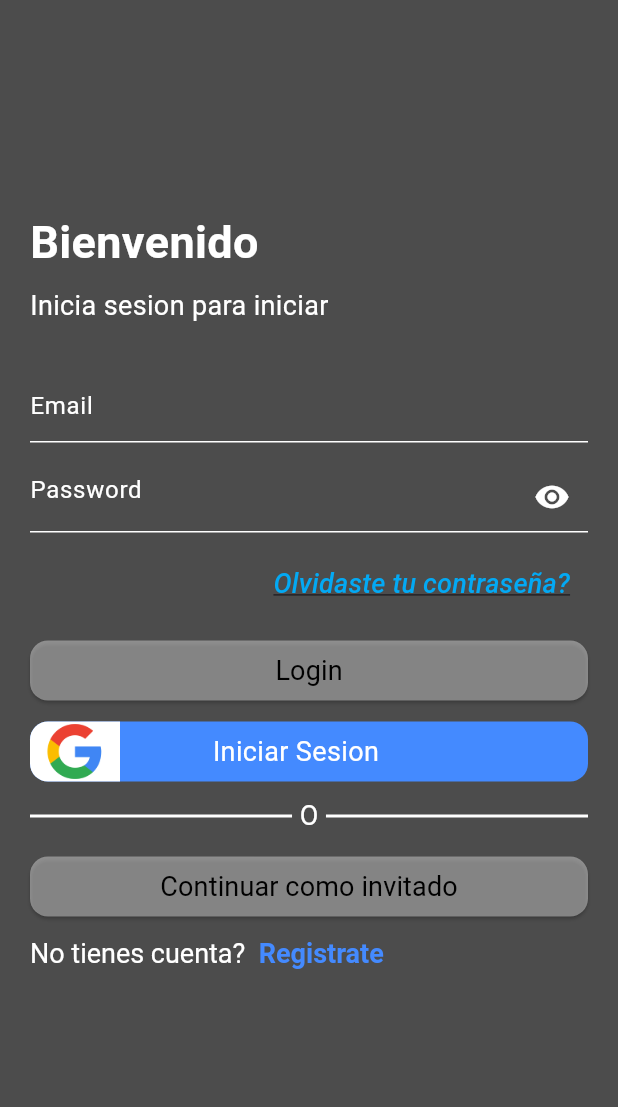
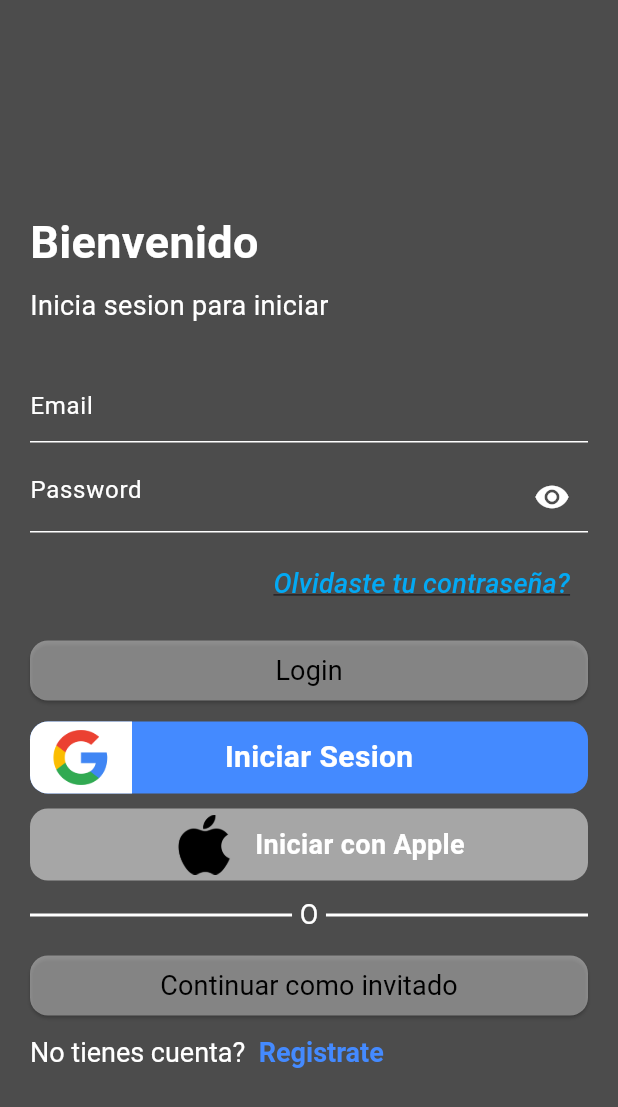
Before and after one commit to AlberthRuiz/storeapp_flutter, a Flutter app: the LoginPage screen opened directly, after a tap on "Iniciar Sesion", on a phone screen of 412 x 824 dp. Shown: the top 1107 px of the screen. Run offline on Flutter 3.47's test engine with Material 3 defaults, Android fonts, the phone set to English and light mode, and no system bars; our stand-ins replace badges, card_swiper, cloud_firestore, curved_navigation_bar, fancy_shimmer_image, firebase_auth and 6 more; missing offline and left inert: shared_preferences_web, the_apple_sign_in; accounts and stored records are empty; network calls fail.

Commit message:
Login with apple demo

```diff
--- a/lib/pages/login_page.dart
+++ b/lib/pages/login_page.dart
@@ -1,8 +1,13 @@
 import 'package:flutter/gestures.dart';
 import 'package:flutter/material.dart';
+import 'package:storeapp_flutter/consts/constants.dart';
+import 'package:storeapp_flutter/pages/fetch_page.dart';
 import 'package:storeapp_flutter/pages/forget_password_page.dart';
 import 'package:storeapp_flutter/pages/init_page.dart';
 import 'package:storeapp_flutter/pages/register_page.dart';
+import 'package:storeapp_flutter/utils/global_actions.dart';
+import 'package:storeapp_flutter/utils/loading_manager.dart';
+import 'package:storeapp_flutter/widgets/apple_button_widget.dart';
 import 'package:storeapp_flutter/widgets/auth_button_widget.dart';
 import 'package:storeapp_flutter/widgets/google_button_widget.dart';
 import 'package:storeapp_flutter/widgets/text_widget.dart';
@@ -28,17 +33,44 @@ class _LoginPageState extends State<LoginPage> {
     super.dispose();
   }
 
-  void _submitFormOnLogin() {
+  bool _isLoading = false;
+  void _submitFormOnLogin() async {
     final isValid = _formKey.currentState!.validate();
     FocusScope.of(context).unfocus();
+
     if (isValid) {
-      print('THe form is valid');
+      _formKey.currentState!.save();
+      setState(() {
+        _isLoading = true;
+      });
+      try {
+        await firebaseAuth.signInWithEmailAndPassword(
+            email: _emailTextController.text.toLowerCase().trim(),
+            password: _passTextController.text.trim());
+        Navigator.of(context).pushReplacement(
+          MaterialPageRoute(
+            builder: (context) => const FetchPage(),
+          ),
+        );
+        print('Succefully logged in');
+      } catch (error) {
+        GlobalActions.errorDialog(subtitle: '$error', context: context);
+        setState(() {
+          _isLoading = false;
+        });
+      } finally {
+        setState(() {
+          _isLoading = false;
+        });
+      }
     }
   }
 
   @override
   Widget build(BuildContext context) {
-    return Scaffold(
+    return LoadingManager(
+      isLoading: _isLoading,
+      child: Scaffold(
         body: Stack(children: [
           Container(
             color: Colors.black.withOpacity(0.7),
@@ -153,7 +185,11 @@ class _LoginPageState extends State<LoginPage> {
                     alignment: Alignment.topRight,
                     child: TextButton(
                       onPressed: () {
-                      Navigator.push(context, MaterialPageRoute(builder: (context) => ForgetPasswordPage(),));
+                        Navigator.push(
+                            context,
+                            MaterialPageRoute(
+                              builder: (context) => ForgetPasswordPage(),
+                            ));
                       },
                       child: const Text(
                         'Olvidaste tu contraseña?',
@@ -170,14 +206,17 @@ class _LoginPageState extends State<LoginPage> {
                     height: 10,
                   ),
                   AuthButton(
-                  fct: () {},
+                    fct: _submitFormOnLogin,
                     buttonText: 'Login',
-
                   ),
                   const SizedBox(
                     height: 10,
                   ),
                   const GoogleButton(),
+                  const SizedBox(
+                    height: 10,
+                  ),
+                  const AppelButton(),
                   const SizedBox(
                     height: 10,
                   ),
@@ -221,8 +260,6 @@ class _LoginPageState extends State<LoginPage> {
                       );
                     },
                     buttonText: 'Continuar como invitado',
-
-
                   ),
                   const SizedBox(
                     height: 10,
@@ -230,8 +267,8 @@ class _LoginPageState extends State<LoginPage> {
                   RichText(
                       text: TextSpan(
                           text: 'No tienes cuenta?',
-                        style:
-                            const TextStyle(color: Colors.white, fontSize: 18),
+                          style: const TextStyle(
+                              color: Colors.white, fontSize: 18),
                           children: [
                         TextSpan(
                             text: '  Registrate',
@@ -239,9 +276,13 @@ class _LoginPageState extends State<LoginPage> {
                                 color: Colors.blueAccent,
                                 fontSize: 18,
                                 fontWeight: FontWeight.w600),
-                          recognizer: TapGestureRecognizer()..onTap = () {
-                            Navigator.push(context, MaterialPageRoute(builder: (context) => RegisterPage(),));
-
+                            recognizer: TapGestureRecognizer()
+                              ..onTap = () {
+                                Navigator.push(
+                                    context,
+                                    MaterialPageRoute(
+                                      builder: (context) => RegisterPage(),
+                                    ));
                               }),
                       ]))
                 ],
@@ -249,6 +290,7 @@ class _LoginPageState extends State<LoginPage> {
             ),
           )
         ]),
+      ),
     );
   }
 }
--- /dev/null
+++ b/lib/services/auth_services.dart
@@ -0,0 +1,87 @@
+import 'package:cloud_firestore/cloud_firestore.dart';
+import 'package:firebase_auth/firebase_auth.dart';
+import 'package:flutter/material.dart';
+import 'package:flutter/services.dart';
+import 'package:google_sign_in/google_sign_in.dart';
+import 'package:storeapp_flutter/consts/constants.dart';
+import 'package:storeapp_flutter/pages/fetch_page.dart';
+import 'package:storeapp_flutter/utils/global_actions.dart';
+import 'package:the_apple_sign_in/the_apple_sign_in.dart';
+
+class AuthService {
+  signInWithGoogle(BuildContext context) async {
+    final googleSignIn = GoogleSignIn();
+    final googleAccount = await googleSignIn.signIn();
+    if (googleAccount != null) {
+      final googleAuth = await googleAccount.authentication;
+      if (googleAuth.accessToken != null && googleAuth.idToken != null) {
+        try {
+          final authResult = await firebaseAuth.signInWithCredential(
+            GoogleAuthProvider.credential(
+                idToken: googleAuth.idToken,
+                accessToken: googleAuth.accessToken),
+          );
+
+          if (authResult.additionalUserInfo!.isNewUser) {
+            await FirebaseFirestore.instance
+                .collection('users')
+                .doc(authResult.user!.uid)
+                .set({
+              'id': authResult.user!.uid,
+              'nombre': authResult.user!.displayName,
+              'email': authResult.user!.email,
+              'direccion-envio': '',
+              'lista': [],
+              'carrito': [],
+              'creado': Timestamp.now(),
+            });
+          }
+          Navigator.of(context).pushReplacement(
+            MaterialPageRoute(
+              builder: (context) => const FetchPage(),
+            ),
+          );
+        } catch (error) {
+          GlobalActions.errorDialog(subtitle: '$error', context: context);
+        } finally {}
+      }
+    }
+  }
+
+  Future<User> signInWithApple({List<Scope> scopes = const []}) async {
+    final result = await TheAppleSignIn.performRequests(
+        [AppleIdRequest(requestedScopes: scopes)]);
+
+    switch (result.status) {
+      case AuthorizationStatus.authorized:
+        final AppleIdCredential = result.credential!;
+        final oAuthProvider = OAuthProvider('apple.com');
+        final credential = oAuthProvider.credential(
+            idToken: String.fromCharCodes(AppleIdCredential.identityToken!));
+        final UserCredential =
+            await firebaseAuth.signInWithCredential(credential);
+        final firebaseUser = UserCredential.user!;
+        if (scopes.contains(Scope.fullName)) {
+          final fullName = AppleIdCredential.fullName;
+          if (fullName != null &&
+              fullName.givenName != null &&
+              fullName.familyName != null) {
+            final displayName = '${fullName.givenName} ${fullName.familyName}';
+            await firebaseUser.updateDisplayName(displayName);
+          }
+        }
+        return firebaseUser;
+      case AuthorizationStatus.error:
+        throw PlatformException(
+            code: 'ERROR_AUTHORIZATION_DENIED',
+            message: result.error.toString());
+
+      case AuthorizationStatus.cancelled:
+        throw PlatformException(
+            code: 'ERROR_ABORTED_BY_USER', message: 'Sign in aborted by user');
+
+      default:
+        throw UnimplementedError();
+    }
+  }
+}
--- a/lib/widgets/apple_button_widget.dart
+++ b/lib/widgets/apple_button_widget.dart
@@ -0,0 +1,41 @@
+import 'package:flutter/material.dart';
+import 'package:storeapp_flutter/widgets/text_widget.dart';
+
+class AppelButton extends StatelessWidget {
+  const AppelButton({Key? key}) : super(key: key);
+
+  @override
+  Widget build(BuildContext context) {
+    return Material(
+      borderRadius: BorderRadius.circular(12),
+      color: Colors.white.withOpacity(0.5),
+      child: InkWell(
+        onTap: () {
+          //AuthService().signInWithApple();
+        },
+        child: Row(mainAxisAlignment: MainAxisAlignment.center, children: [
+          Container(
+            padding: EdgeInsets.symmetric(horizontal: 10),
+            decoration: BoxDecoration(
+                borderRadius: BorderRadius.only(
+                    topLeft: Radius.circular(12),
+                    bottomLeft: Radius.circular(12))),
+            child: Padding(
+              padding: const EdgeInsets.all(4.0),
+              child: Image.asset(
+                'assets/images/apple.png',
+                width: 40.0,
+              ),
+            ),
+          ),
+          TextWidget(
+            text: 'Iniciar con Apple',
+            color: Colors.white,
+            textSize: 18,
+            isTitle: true,
+          )
+        ]),
+      ),
+    );
+  }
+}
--- a/lib/widgets/google_button_widget.dart
+++ b/lib/widgets/google_button_widget.dart
@@ -1,4 +1,5 @@
 import 'package:flutter/material.dart';
+import 'package:storeapp_flutter/services/auth_services.dart';
 import 'package:storeapp_flutter/utils/utils.dart';
 import 'package:storeapp_flutter/widgets/text_widget.dart';
 
@@ -12,23 +13,32 @@ class GoogleButton extends StatelessWidget {
       borderRadius: BorderRadius.circular(12),
       color: Colors.blueAccent,
       child: InkWell(
-        onTap: () {},
+        onTap: () {
+          AuthService().signInWithGoogle(context);
+        },
         child: Row(mainAxisAlignment: MainAxisAlignment.start, children: [
           Container(
             padding: EdgeInsets.symmetric(horizontal: 10),
-            margin: EdgeInsets.only(right:  util.getScreenSize.width*0.15),
+            margin: EdgeInsets.only(right: util.getScreenSize.width * 0.15),
             decoration: BoxDecoration(
                 color: Colors.white,
                 borderRadius: BorderRadius.only(
                     topLeft: Radius.circular(12),
                     bottomLeft: Radius.circular(12))),
-            child: Image.asset(
-              'assets/images/google.png',
-              width: 40.0,
+            child: Padding(
+              padding: const EdgeInsets.all(4.0),
+              child: Image.asset(
+                'assets/images/google.png',
+                width: 40.0,
+              ),
             ),
           ),
-
-          TextWidget(text: 'Iniciar Sesion', color: Colors.white, textSize: 18)
+          TextWidget(
+            text: 'Iniciar Sesion',
+            color: Colors.white,
+            textSize: 20,
+            isTitle: true,
+          )
         ]),
       ),
     );
--- a/pubspec.yaml
+++ b/pubspec.yaml
@@ -57,7 +57,8 @@ dependencies:
   firebase: ^9.0.2
   firebase_core: ^2.24.2
   firebase_auth: ^4.15.3
-
+  google_sign_in: ^5.4.2
+  google_sign_in_ios: ^5.7.3
 
 dev_dependencies:
   flutter_test:
```
Also changed, not shown: lib/main.dart (+5 -8 lines), lib/utils/global_actions.dart (+9 -9 lines), assets/images/apple.png (added), pubspec.lock, 2 other files. Lines whose indentation alone changed are shown as unchanged.
